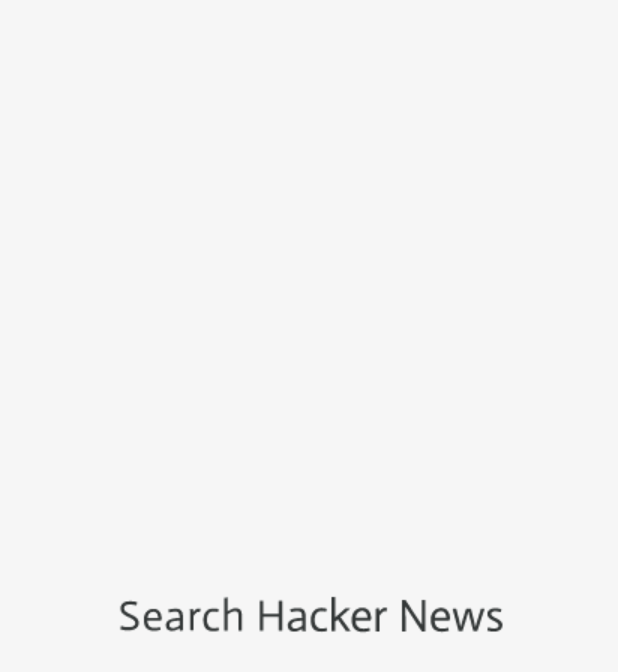
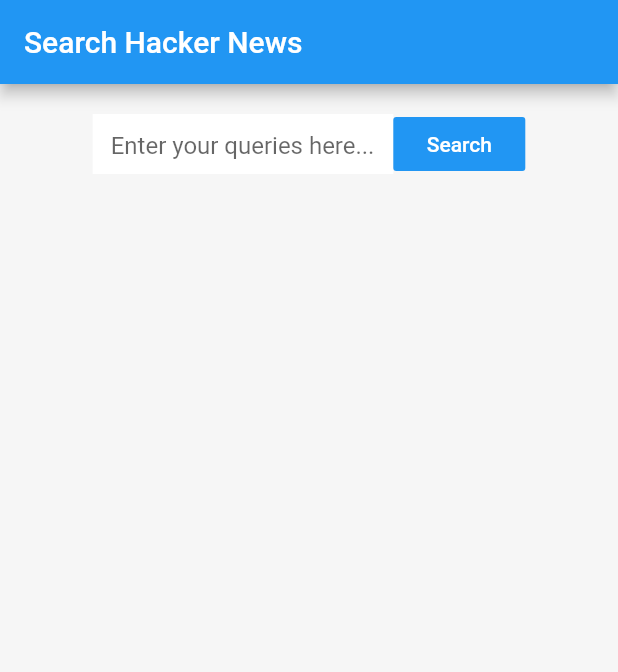
Before and after one commit to iamdipanshusingh/Hacker-News-Assignment-Flutter, a Flutter app: the screen it shows after launch, on a phone screen of 412 x 824 dp. Shown: the top 672 px of the screen. Run offline on Flutter 3.47's test engine with Material 2 defaults, Android fonts, the phone set to English and light mode, and no system bars.

Commit message:
adds basic home screen

```diff
--- /dev/null
+++ b/lib/src/screens/home/home.dart
@@ -0,0 +1,61 @@
+import 'package:flutter/material.dart';
+import 'package:searchhn/src/utils/const.dart';
+
+class HomeScreen extends StatelessWidget {
+  @override
+  Widget build(BuildContext context) {
+    final Size size = MediaQuery.of(context).size;
+    final width = size.width;
+
+    return Scaffold(
+      appBar: AppBar(
+        title: Text('Search Hacker News'),
+      ),
+      backgroundColor: bgColor,
+      body: Column(
+        children: [
+          Center(
+            child: Container(
+              width: width * 0.7,
+              height: 40,
+              margin: const EdgeInsets.only(top: 20),
+              padding: const EdgeInsets.all(0),
+              child: Row(
+                children: [
+                  Expanded(
+                    child: TextFormField(
+                      decoration: InputDecoration(
+                        hintText: 'Enter your queries here...',
+                        border: InputBorder.none,
+                        focusedBorder: InputBorder.none,
+                        errorBorder: InputBorder.none,
+                        disabledBorder: InputBorder.none,
+                        enabledBorder: InputBorder.none,
+                        fillColor: Colors.white,
+                        filled: true,
+
+                      ),
+                    ),
+                  ),
+                  FlatButton(
+                    onPressed: () {
+                      FocusScope.of(context).requestFocus(FocusNode());
+                    },
+                    padding: const EdgeInsets.all(0),
+                    color: Theme.of(context).primaryColor,
+                    child: Text(
+                      'Search',
+                      style: TextStyle(
+                        color: Colors.white,
+                      ),
+                    ),
+                  ),
+                ],
+              ),
+            ),
+          )
+        ],
+      ),
+    );
+  }
+}
```
Also changed, not shown: lib/src/screens/splash.dart (+29 -0 lines).
